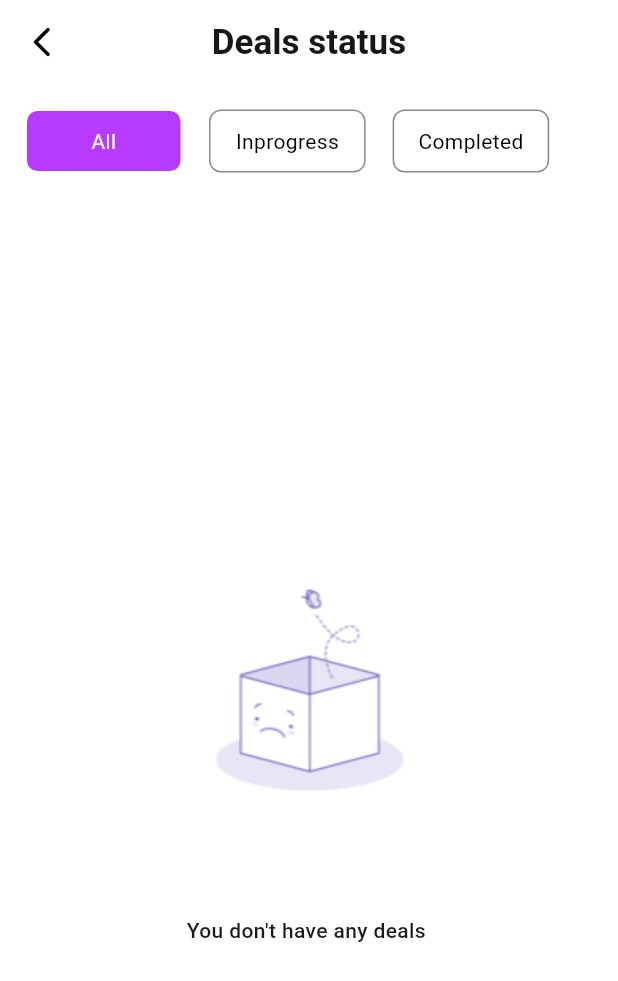
After one commit to shehabhy1/barter_project_2023, a Flutter app: the DealView screen opened directly, on a phone screen of 412 x 824 dp. The commit adds this screen. Shown: the top 981 px of the screen. Run offline on Flutter 3.47's test engine with Material 3 defaults, Android fonts, the phone set to English and light mode, and no system bars; our stand-ins replace awesome_dialog, bloc, cached_network_image, dartz, dio, flutter_bloc and 9 more; missing offline and left inert: mime_type; accounts and stored records are empty; Roboto replaces fonts that are missing (Poppins).

Commit message:
-add deal status view

```diff
--- a/lib/core/routing/app_router.dart
+++ b/lib/core/routing/app_router.dart
@@ -7,6 +7,7 @@ import 'package:barter_app/features/auth/forget_pass/presentation/view/reset_pas
 import 'package:barter_app/features/auth/forget_pass/presentation/view/verify_reset_code_view.dart';
 import 'package:barter_app/features/auth/login/presentation/view_model/cubit/login_cubit.dart';
 import 'package:barter_app/features/auth/register/presentation/veiw_model/cubit/register_cubit.dart';
+import 'package:barter_app/features/deals_view/presentation/view/deal_view.dart';
 import 'package:barter_app/features/edit_profile/edit_profile_view.dart';
 import 'package:barter_app/features/auth/login/presentation/view/login_view.dart';
 import 'package:barter_app/features/auth/register/presentation/view/register_view.dart';
@@ -75,6 +76,8 @@ class AppRouter {
                 ));
       case Routes.settingsView:
         return MaterialPageRoute(builder: (_) => const SittingView());
+      case Routes.dealStatusView:
+        return MaterialPageRoute(builder: (_) => const DealView());
 
       default:
         return MaterialPageRoute(
--- a/lib/core/routing/routes.dart
+++ b/lib/core/routing/routes.dart
@@ -11,7 +11,6 @@ class Routes {
   static const String productDetailsView = 'ProductDetails';
   static const String reportView = 'ReportView';
   static const String reportDetailsView = 'ReportDetailsView';
-  static const String dealView = 'DealView';
   static const String languageView = 'LanguageView';
   static const String haveAndNeedView = 'HaveAndNeedView';
   static const String allScreenView = 'homeAllView';
--- /dev/null
+++ b/lib/features/deals_view/presentation/view/deal_view.dart
@@ -0,0 +1,78 @@
+import 'package:barter_app/core/helper/extentions.dart';
+import 'package:barter_app/core/utils/styles.dart';
+import 'package:barter_app/features/deals_view/presentation/view/widgets/tab_bar_item.dart';
+import 'package:flutter/material.dart';
+
+import 'widgets/all_tap_view.dart';
+import 'widgets/completed_tap_view.dart';
+import 'widgets/inprogress_tap_view.dart';
+
+class DealView extends StatefulWidget {
+  const DealView({super.key});
+
+  @override
+  State<DealView> createState() => _DealViewState();
+}
+
+class _DealViewState extends State<DealView> {
+  List<String> tabBarTitles = [
+    'All',
+    'Inprogress',
+    'Completed',
+  ];
+  List<Widget> tabBarBody = const [AllTap(), InprogressTap(), CompletedTap()];
+  int currnetIndex = 0;
+  @override
+  Widget build(BuildContext context) {
+    return Scaffold(
+      backgroundColor: Colors.white,
+      appBar: AppBar(
+        centerTitle: true,
+        leading: GestureDetector(
+          onTap: () {
+            Navigator.pop(context);
+          },
+          child: const Icon(
+            Icons.arrow_back_ios_new_rounded,
+            color: Colors.black,
+          ),
+        ),
+        title: Text(
+          'Deals status',
+          style: AppStyles.medium24.copyWith(fontWeight: FontWeight.w600),
+        ),
+        elevation: 0,
+        backgroundColor: Colors.transparent,
+      ),
+      body: Padding(
+        padding: const EdgeInsets.all(8.0),
+        child: Column(
+          children: [
+            //tap bar buttons
+            SizedBox(
+              height: 60,
+              width: context.deviceWidth,
+              // width: double.infinity,
+              child: ListView.builder(
+                itemCount: tabBarTitles.length,
+                scrollDirection: Axis.horizontal,
+                itemBuilder: (context, index) => GestureDetector(
+                    onTap: () {
+                      setState(() {
+                        currnetIndex = index;
+                      });
+                    },
+                    child: TapBarItem(
+                      index: index,
+                      tabBarTitles: tabBarTitles,
+                      currnetIndex: currnetIndex,
+                    )),
+              ),
+            ),
+            Expanded(child: tabBarBody[currnetIndex]),
+          ],
+        ),
+      ),
+    );
+  }
+}
--- /dev/null
+++ b/lib/features/deals_view/presentation/view/widgets/all_tap_view.dart
@@ -0,0 +1,28 @@
+import 'package:barter_app/core/utils/assets.dart';
+import 'package:flutter/material.dart';
+
+class AllTap extends StatelessWidget {
+  const AllTap({super.key});
+
+  @override
+  Widget build(BuildContext context) {
+    return Column(
+      mainAxisAlignment: MainAxisAlignment.center,
+      crossAxisAlignment: CrossAxisAlignment.center,
+      children: [
+        Image.asset(
+          AssetData.emptyImage,
+          // fit: BoxFit.cover,
+        ),
+        const Text(
+          'You don\'t have any deals ' ,
+          style: TextStyle(
+            fontSize: 14,
+          fontFamily: 'Poppins',
+          fontWeight: FontWeight.w500,
+          ),
+        ),
+      ],
+    );
+  }
+}
--- /dev/null
+++ b/lib/features/deals_view/presentation/view/widgets/tab_bar_item.dart
@@ -0,0 +1,44 @@
+import 'package:flutter/material.dart';
+import 'package:flutter_screenutil/flutter_screenutil.dart';
+
+class TapBarItem extends StatelessWidget {
+  const TapBarItem(
+      {super.key,
+      required this.index,
+      required this.tabBarTitles,
+      required this.currnetIndex});
+
+  final int index;
+
+  final int currnetIndex;
+  final List<String> tabBarTitles;
+
+  @override
+  Widget build(BuildContext context) {
+    return Padding(
+      padding: const EdgeInsets.symmetric(horizontal: 4, vertical: 9),
+      child: Container(
+        // height: 45,
+        // width: context.deviceWidth / 3.3,
+        // width: context.deviceWidth / 3.8,
+        width: 95.w,
+
+        decoration: BoxDecoration(
+          color: currnetIndex == index ? const Color(0xffB73BFF) : Colors.white,
+          border: Border.all(
+              color: currnetIndex == index
+                  ? Colors.white
+                  : const Color(0xFF8B8B8B)),
+          borderRadius: BorderRadius.circular(8),
+        ),
+        margin: const EdgeInsets.symmetric(horizontal: 5),
+        child: Center(
+            child: Text(
+          tabBarTitles[index],
+          style: TextStyle(
+              color: currnetIndex == index ? Colors.white : Colors.black),
+        )),
+      ),
+    );
+  }
+}
```
Also changed, not shown: lib/features/deals_view/presentation/view/widgets/completed_tap_view.dart (added, +37 -0 lines), lib/features/deals_view/presentation/view/widgets/inprogress_tap_view.dart (added, +46 -0 lines), lib/features/deals_view/presentation/view/widgets/main_container.dart (added, +73 -0 lines).
